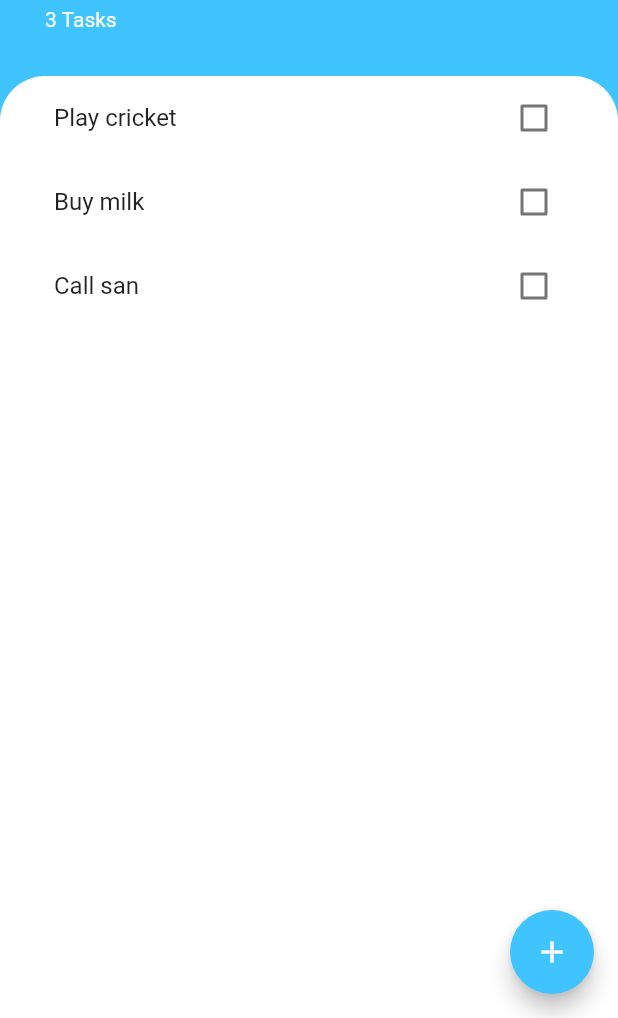
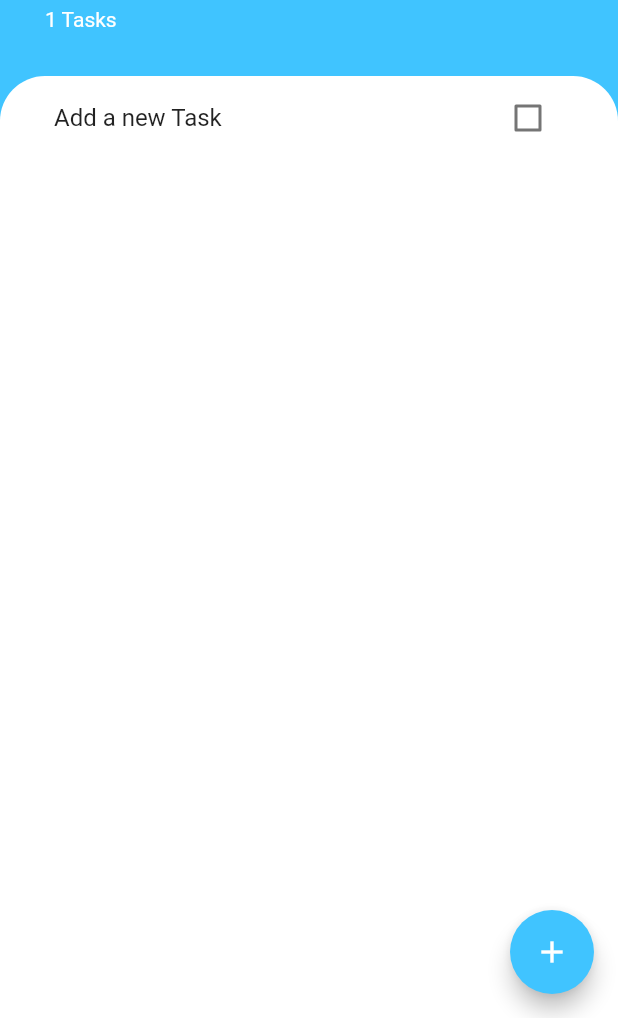
Before and after one commit to RockNav24/Flutter-todoApp, a Flutter app: the TodoScreen screen opened directly, on a phone screen of 412 x 824 dp, the part 218-1236 px from its top. Run offline on Flutter 3.47's test engine with Material 2 defaults, Android fonts, the phone set to English and light mode, and no system bars.

Commit message:
Complete TodoApp added provider for state management.

```diff
--- a/lib/components/todo_list.dart
+++ b/lib/components/todo_list.dart
@@ -1,36 +1,48 @@
 import 'package:flutter/material.dart';
+import 'package:provider/provider.dart';
 import 'package:todo_app/models/task.dart';
+import 'package:todo_app/models/task_data.dart';
 
-class TodoList extends StatefulWidget {
-  static List<Task> tasks = [
-    Task(title: 'Play cricket'),
-    Task(title: 'Buy milk'),
-    Task(title: 'Call san'),
-  ];
-  @override
-  _TodoListState createState() => _TodoListState();
-}
-
-class _TodoListState extends State<TodoList> {
+class TodoList extends StatelessWidget {
   @override
   Widget build(BuildContext context) {
     return ListView.builder(
-      itemCount: TodoList.tasks.length,
+      itemCount: context.watch<TaskData>().tasks.length,
       itemBuilder: (context, index) {
-        return CheckboxListTile(
-          title: Text(
-            TodoList.tasks[index].title,
-            style: TextStyle(
-                decoration: TodoList.tasks[index].isChecked
-                    ? TextDecoration.lineThrough
-                    : null),
+        Task task = context.watch<TaskData>().tasks[index];
+        return Dismissible(
+          direction: DismissDirection.endToStart,
+          onDismissed: (direction) {
+            context.read<TaskData>().deleteTask(index);
+            Scaffold.of(context).showSnackBar(
+              SnackBar(
+                content: Text("'${task.title}' deleted"),
+              ),
+            );
+          },
+          key: ObjectKey(task.title),
+          background: Container(
+            color: Colors.red[600],
+            child: Icon(
+              Icons.delete,
+              color: Colors.white,
+              size: 30,
+            ),
           ),
-          value: TodoList.tasks[index].isChecked,
-          onChanged: (bool value) {
-            setState(() {
-              TodoList.tasks[index].toggleCheck();
-            });
-          },
+          child: ListTile(
+            title: Text(
+              task.title,
+              style: TextStyle(
+                  decoration:
+                      task.isChecked ? TextDecoration.lineThrough : null),
+            ),
+            trailing: Checkbox(
+              value: task.isChecked,
+              onChanged: (bool value) {
+                context.read<TaskData>().updateTask(index);
+              },
+            ),
+          ),
         );
       },
     );
--- /dev/null
+++ b/lib/models/task_data.dart
@@ -0,0 +1,29 @@
+import 'dart:collection';
+
+import 'package:flutter/foundation.dart';
+import 'package:todo_app/models/task.dart';
+
+class TaskData extends ChangeNotifier {
+  List<Task> _tasks = [
+    Task(title: 'Add a new Task'),
+  ];
+
+  UnmodifiableListView<Task> get tasks {
+    return UnmodifiableListView(_tasks);
+  }
+
+  void addNewTask(Task newTask) {
+    this._tasks.add(newTask);
+    notifyListeners();
+  }
+
+  void deleteTask(int index) {
+    this._tasks.removeAt(index);
+    notifyListeners();
+  }
+
+  void updateTask(int index) {
+    this._tasks[index].toggleCheck();
+    notifyListeners();
+  }
+}
--- a/lib/screens/todo_screen.dart
+++ b/lib/screens/todo_screen.dart
@@ -1,13 +1,12 @@
 import 'package:flutter/material.dart';
 import 'package:todo_app/components/bottom_sheet_widget.dart';
 import 'package:todo_app/components/todo_list.dart';
+import 'package:provider/provider.dart';
+import 'package:todo_app/models/task_data.dart';
 
 class TodoScreen extends StatelessWidget {
   @override
   Widget build(BuildContext context) {
-    final double deviceHeight = MediaQuery.of(context).size.height;
-    final double deviceWidth = MediaQuery.of(context).size.width;
-
     return Scaffold(
       floatingActionButton: FloatingActionButton(
         backgroundColor: Colors.lightBlueAccent,
@@ -55,7 +54,7 @@ class TodoScreen extends StatelessWidget {
                   height: 5,
                 ),
                 Text(
-                  '${TodoList.tasks.length} Tasks',
+                  '${context.watch<TaskData>().tasks.length} Tasks',
                   style: TextStyle(
                     color: Colors.white,
                   ),
```
Also changed, not shown: lib/components/bottom_sheet_widget.dart (+22 -5 lines), lib/main.dart (+8 -4 lines), lib/provider_check.dart (deleted, +0 -54 lines).
